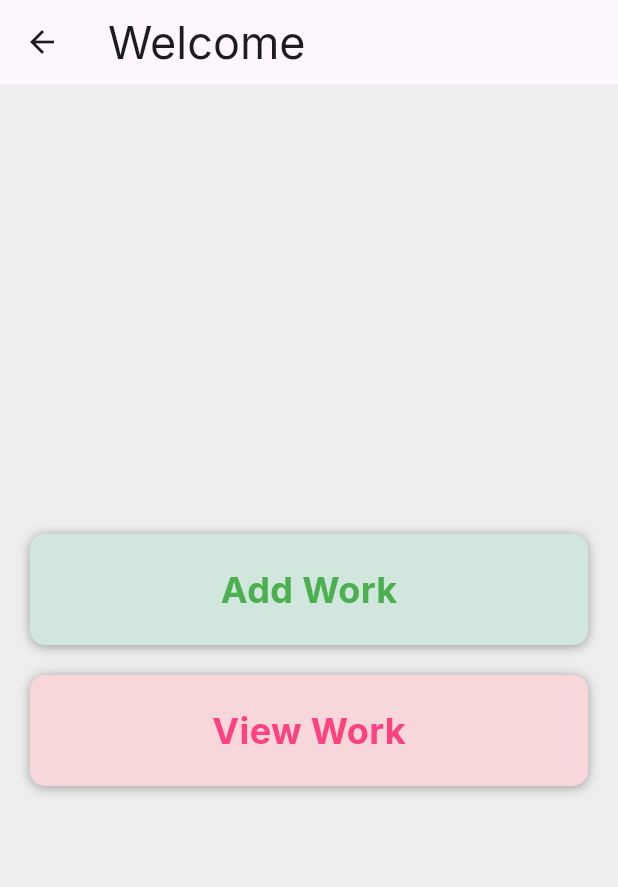
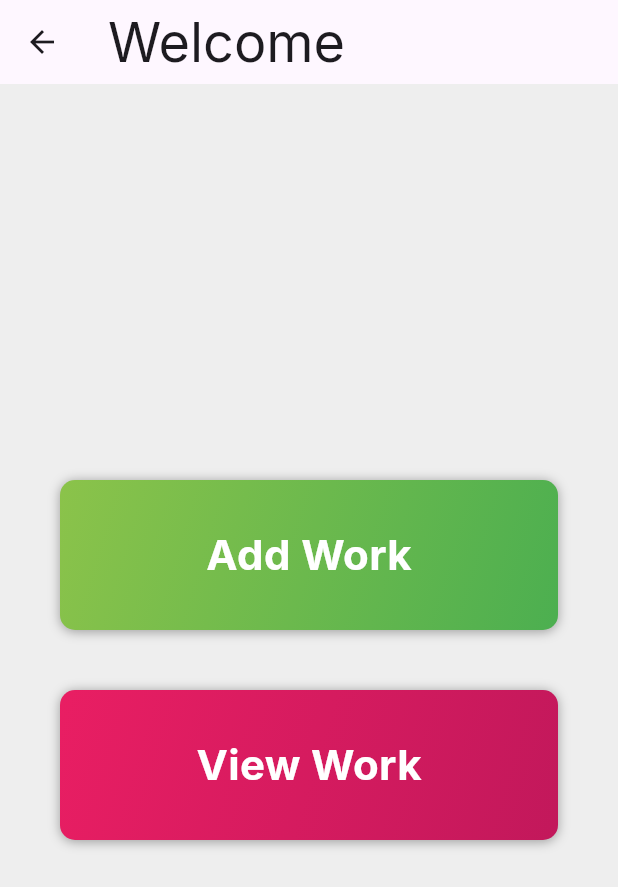
Before and after one commit to bhavinbaraliya/sheet, a Flutter app: the HomePage screen opened by its route, on a phone screen of 412 x 824 dp. Shown: the top 887 px of the screen. Run offline on Flutter 3.47's test engine with Material 3 defaults, Android fonts, the phone set to English and light mode, and no system bars; our stand-ins replace cloud_firestore, csv, file_picker, firebase_auth, firebase_core, google_fonts and 1 more; missing offline and left inert: excel, googleapis; accounts and stored records are empty.

Commit message:
Project Completed

```diff
--- /dev/null
+++ b/lib/Provider/getYear.dart
@@ -0,0 +1,20 @@
+import 'package:flutter/cupertino.dart';
+import 'package:path_provider/path_provider.dart';
+
+class getTheTimeOfWorkShobmitted extends ChangeNotifier {
+  String year = '';
+  String month = '';
+  String getYandM() {
+    return '${month},${year}';
+  }
+
+  void setYear(String year) {
+    this.year = year;
+    notifyListeners();
+  }
+
+  void setMonth(String month) {
+    this.month = month;
+    notifyListeners();
+  }
+}
--- a/lib/Screens/HomePage.dart
+++ b/lib/Screens/HomePage.dart
@@ -3,7 +3,7 @@ import 'package:google_fonts/google_fonts.dart';
 import 'package:sheet/Screens/AddWork.dart';
 import 'package:sheet/Screens/ViewWork.dart';
 
-final TextStyle welcomeStyle = GoogleFonts.lato(fontSize: 18);
+final TextStyle welcomeStyle = GoogleFonts.lato(fontSize: 22);
 
 class HomePage extends StatelessWidget {
   static String id = 'HomePage';
@@ -14,12 +14,12 @@ class HomePage extends StatelessWidget {
       appBar: AppBar(
         title: const Text(
           'Welcome',
-          style: TextStyle(fontSize: 30),
+          style: TextStyle(fontSize: 36),
         ),
       ),
       body: Center(
         child: Padding(
-          padding: const EdgeInsets.all(20.0),
+          padding: const EdgeInsets.all(40.0),
           child: Column(
             mainAxisAlignment: MainAxisAlignment.center,
             children: <Widget>[
@@ -28,10 +28,18 @@ class HomePage extends StatelessWidget {
                   Navigator.pushNamed(context, AddWork.id);
                 },
                 child: Container(
-                  width: double.infinity,
-                  padding: const EdgeInsets.symmetric(vertical: 20),
+                  width: 400, // Increase the width for desktop
+                  padding: const EdgeInsets.symmetric(
+                      vertical: 30), // Increase the padding
                   decoration: BoxDecoration(
-                    color: const Color(0xFFD1E7DD),
+                    gradient: const LinearGradient(
+                      colors: [
+                        Color(0xFF8BC34A),
+                        Color(0xFF4CAF50)
+                      ], // Use a gradient
+                      begin: Alignment.topLeft,
+                      end: Alignment.bottomRight,
+                    ),
                     borderRadius: BorderRadius.circular(10),
                     boxShadow: const [
                       BoxShadow(
@@ -45,24 +53,32 @@ class HomePage extends StatelessWidget {
                     child: Text(
                       'Add Work',
                       style: TextStyle(
-                        fontSize: 24,
+                        fontSize: 28, // Increase the font size
                         fontWeight: FontWeight.bold,
-                        color: Colors.green,
+                        color: Colors.white,
                       ),
                     ),
                   ),
                 ),
               ),
-              const SizedBox(height: 20),
+              const SizedBox(height: 40), // Increase the spacing
               GestureDetector(
                 onTap: () {
                   Navigator.pushNamed(context, ViewWork.id);
                 },
                 child: Container(
-                  width: double.infinity,
-                  padding: const EdgeInsets.symmetric(vertical: 20),
+                  width: 400, // Increase the width for desktop
+                  padding: const EdgeInsets.symmetric(
+                      vertical: 30), // Increase the padding
                   decoration: BoxDecoration(
-                    color: const Color(0xFFF8D7DB),
+                    gradient: const LinearGradient(
+                      colors: [
+                        Color(0xFFE91E63),
+                        Color(0xFFC2185B)
+                      ], // Use a gradient
+                      begin: Alignment.topLeft,
+                      end: Alignment.bottomRight,
+                    ),
                     borderRadius: BorderRadius.circular(10),
                     boxShadow: const [
                       BoxShadow(
@@ -76,9 +92,9 @@ class HomePage extends StatelessWidget {
                     child: Text(
                       'View Work',
                       style: TextStyle(
-                        fontSize: 24,
+                        fontSize: 28, // Increase the font size
                         fontWeight: FontWeight.bold,
-                        color: Colors.pinkAccent,
+                        color: Colors.white,
                       ),
                     ),
                   ),
--- a/lib/Screens/SignupPage.dart
+++ b/lib/Screens/SignupPage.dart
@@ -1,5 +1,6 @@
 import 'package:firebase_auth/firebase_auth.dart';
 import 'package:flutter/material.dart';
+import 'package:googleapis/admob/v1.dart';
 
 class SignUpPage extends StatefulWidget {
   static String id = 'signup';
@@ -37,6 +38,7 @@ class _SignUpPageState extends State<SignUpPage> {
     double screenWidth = MediaQuery.of(context).size.width;
 
     return Scaffold(
+      appBar: AppBar(),
       backgroundColor: Colors.white,
       body: Center(
         child: Container(
--- a/pubspec.yaml
+++ b/pubspec.yaml
@@ -19,7 +19,11 @@ dependencies:
   firebase_auth: ^4.5.0
   cloud_firestore: ^4.17.5
   provider: ^6.1.2
-
+  csv: ^5.0.0
+  excel: ^2.0.6
+  file_picker: ^5.0.1
+  path_provider: ^2.0.11
+  shared_preferences: ^2.2.3
 
 dev_dependencies:
   flutter_test:
```
Also changed, not shown: lib/Screens/DataScreen.dart (added, +34 -0 lines), lib/Screens/Datalist.dart (added, +125 -0 lines), lib/Screens/MonthScreen.dart (added, +60 -0 lines), lib/Screens/ViewWork.dart (+24 -48 lines), lib/Services/MonthYear.dart (deleted, +0 -31 lines), lib/Services/firestore.dart (+42 -1 lines), lib/main.dart (+7 -0 lines), pubspec.lock, 1 other file.
